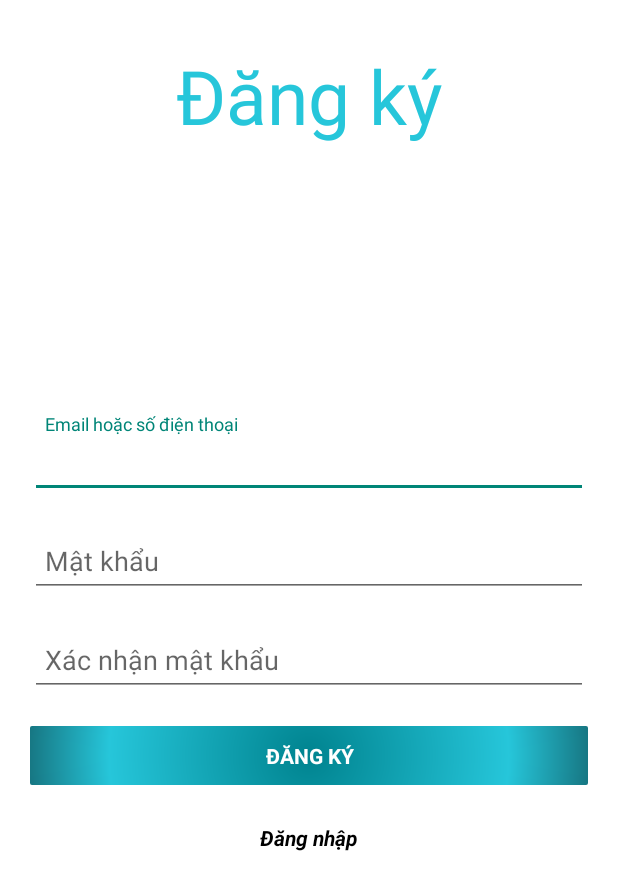
After one commit to ducbet/HI, an Android app: the RegisterActivity screen opened directly, with no data from a screen before it, on a phone screen of 412 x 824 dp. The commit adds this screen. Shown: the top 890 px of the screen. Run offline under Robolectric (Android 15) with nearby library versions, the phone set to English and light mode, and no system bars.

Commit message:
login_register

```diff
--- a/app/build.gradle
+++ b/app/build.gradle
@@ -29,4 +29,5 @@ dependencies {
     compile 'com.google.android.gms:play-services-maps:11.0.1'
     compile 'com.google.android.gms:play-services-location:11.0.1'
     compile 'com.google.maps.android:android-maps-utils:0.5+'
+    compile 'com.android.support:design:26.1.0'
 }
--- /dev/null
+++ b/app/src/main/java/com/example/tmd/hi_20172/activity/RegisterActivity.java
@@ -0,0 +1,38 @@
+package com.example.tmd.hi_20172.activity;
+
+import android.content.Intent;
+import android.support.v7.app.AppCompatActivity;
+import android.os.Bundle;
+import android.view.View;
+
+import com.example.tmd.hi_20172.R;
+import com.example.tmd.hi_20172.activity.map.MapsActivity;
+
+public class RegisterActivity extends AppCompatActivity implements View.OnClickListener {
+
+    @Override
+    protected void onCreate(Bundle savedInstanceState) {
+        super.onCreate(savedInstanceState);
+        setContentView(R.layout.activity_register);
+        setEvent();
+    }
+
+    private void setEvent() {
+        findViewById(R.id.text_view_register_from_register_act).setOnClickListener(this);
+        findViewById(R.id.text_view_login_from_register_act).setOnClickListener(this);
+    }
+
+    @Override
+    public void onClick(View view) {
+        Intent intent = null;
+        switch (view.getId()) {
+            case R.id.text_view_register_from_register_act:
+                intent = new Intent(this, MapsActivity.class);
+                startActivity(intent);
+                break;
+            case R.id.text_view_login_from_register_act:
+                finish();
+                break;
+        }
+    }
+}
--- a/app/src/main/java/com/example/tmd/hi_20172/activity/map/MapsActivity.java
+++ b/app/src/main/java/com/example/tmd/hi_20172/activity/map/MapsActivity.java
@@ -232,7 +232,7 @@ public class MapsActivity extends FragmentActivity implements OnMapReadyCallback
                 googleDirectionsUrl.append("|via:" + tree.getLatlon().latitude + "," + tree.getLatlon().longitude);
             }
         }
-        googleDirectionsUrl.append("&key=" + "AIzaSyCAcfy-02UHSu2F6WeQ1rhQhkCr51eBL9g");
+        googleDirectionsUrl.append("&key=" + getResources().getString(R.string.google_maps_key));
         Log.e("MY_TAG", "getDirectionsUrl: " + googleDirectionsUrl.toString());
         return googleDirectionsUrl.toString();
     }
@@ -241,7 +241,7 @@ public class MapsActivity extends FragmentActivity implements OnMapReadyCallback
         StringBuilder googleDirectionsUrl = new StringBuilder("https://maps.googleapis.com/maps/api/directions/json?");
         googleDirectionsUrl.append("origin=" + latitude + "," + longitude);
         googleDirectionsUrl.append("&destination=" + end_latitude + "," + end_longitude);
-        googleDirectionsUrl.append("&key=" + "AIzaSyCAcfy-02UHSu2F6WeQ1rhQhkCr51eBL9g");
+        googleDirectionsUrl.append("&key=" + getResources().getString(R.string.google_maps_key));
 
         return googleDirectionsUrl.toString();
     }
@@ -252,7 +252,7 @@ public class MapsActivity extends FragmentActivity implements OnMapReadyCallback
         googlePlacesUrl.append("&radius=" + PROXIMITY_RADIUS);
         googlePlacesUrl.append("&type=" + nearbyPlace);
         googlePlacesUrl.append("&sensor=true");
-        googlePlacesUrl.append("&key=" + "AIzaSyBj-cnmMUY21M0vnIKz0k3tD3bRdyZea-Y");
+        googlePlacesUrl.append("&key=" + getResources().getString(R.string.google_maps_key));
         Log.d("getUrl", googlePlacesUrl.toString());
         return (googlePlacesUrl.toString());
     }
--- /dev/null
+++ b/app/src/main/res/drawable/bg_gradient.xml
@@ -0,0 +1,12 @@
+<shape xmlns:android="http://schemas.android.com/apk/res/android"
+       android:shape="rectangle">
+    <gradient
+        android:centerColor="@color/colorPrimary"
+        android:endColor="@android:color/black"
+        android:gradientRadius="400"
+        android:startColor="@color/colorPrimaryDark"
+        android:type="radial">
+    </gradient>
+
+    <corners android:radius="@dimen/dp_1"/>
+</shape>
--- /dev/null
+++ b/app/src/main/res/layout/activity_register.xml
@@ -0,0 +1,116 @@
+<?xml version="1.0" encoding="utf-8"?>
+<RelativeLayout xmlns:android="http://schemas.android.com/apk/res/android"
+    xmlns:tools="http://schemas.android.com/tools"
+    android:layout_width="match_parent"
+    android:layout_height="match_parent"
+    android:background="@android:color/white"
+    tools:context=".activity.TreeDetail">
+
+    <LinearLayout
+        android:layout_width="wrap_content"
+        android:layout_height="wrap_content"
+        android:layout_alignParentTop="true"
+        android:layout_centerHorizontal="true"
+        android:layout_gravity="center"
+        android:layout_marginTop="@dimen/dp_30"
+        android:orientation="horizontal">
+
+        <TextView
+            android:layout_width="wrap_content"
+            android:layout_height="wrap_content"
+            android:text="@string/title_register"
+            android:textColor="@color/colorPrimary"
+            android:textSize="@dimen/sp_50" />
+    </LinearLayout>
+
+    <LinearLayout
+        android:layout_width="match_parent"
+        android:layout_height="wrap_content"
+        android:layout_centerInParent="true"
+        android:layout_margin="@dimen/dp_20"
+        android:orientation="vertical"
+        android:paddingTop="@dimen/dp_10"
+        android:weightSum="1">
+
+        <android.support.design.widget.TextInputLayout
+            android:layout_width="match_parent"
+            android:layout_height="wrap_content"
+            android:layout_marginTop="@dimen/dp_10">
+
+            <android.support.design.widget.TextInputEditText
+                android:layout_width="match_parent"
+                android:layout_height="wrap_content"
+                android:hint="@string/title_phone_or_email"
+                android:paddingEnd="@dimen/dp_1"
+                android:paddingLeft="@dimen/dp_10"
+                android:paddingRight="@dimen/dp_1"
+                android:paddingStart="@dimen/dp_10" />
+        </android.support.design.widget.TextInputLayout>
+
+        <android.support.design.widget.TextInputLayout
+            android:layout_width="match_parent"
+            android:layout_height="wrap_content"
+            android:layout_marginTop="@dimen/dp_10">
+
+            <android.support.design.widget.TextInputEditText
+                android:layout_width="match_parent"
+                android:layout_height="wrap_content"
+                android:hint="@string/title_pass_word"
+                android:inputType="textPassword"
+                android:paddingEnd="@dimen/dp_1"
+                android:paddingLeft="@dimen/dp_10"
+                android:paddingRight="@dimen/dp_1"
+                android:paddingStart="@dimen/dp_10" />
+        </android.support.design.widget.TextInputLayout>
+
+        <android.support.design.widget.TextInputLayout
+            android:layout_width="match_parent"
+            android:layout_height="wrap_content"
+            android:layout_marginTop="@dimen/dp_10">
+
+            <android.support.design.widget.TextInputEditText
+                android:layout_width="match_parent"
+                android:layout_height="wrap_content"
+                android:hint="@string/title_confirm_pass_word"
+                android:inputType="textPassword"
+                android:paddingEnd="@dimen/dp_1"
+                android:paddingLeft="@dimen/dp_10"
+                android:paddingRight="@dimen/dp_1"
+                android:paddingStart="@dimen/dp_10" />
+        </android.support.design.widget.TextInputLayout>
+
+        <TextView
+            android:id="@+id/text_view_register_from_register_act"
+            android:layout_width="match_parent"
+            android:layout_height="wrap_content"
+            android:layout_gravity="center"
+            android:layout_marginTop="@dimen/dp_20"
+            android:background="@drawable/bg_gradient"
+            android:gravity="center"
+            android:onClick="onClick"
+            android:padding="@dimen/dp_10"
+            android:text="@string/title_register"
+            android:textAllCaps="true"
+            android:textColor="@android:color/white"
+            android:textStyle="bold" />
+
+        <LinearLayout
+            android:layout_width="wrap_content"
+            android:layout_height="wrap_content"
+            android:layout_gravity="center"
+            android:orientation="horizontal"
+            android:paddingTop="@dimen/dp_20">
+
+            <TextView
+                android:id="@+id/text_view_login_from_register_act"
+                android:layout_width="wrap_content"
+                android:layout_height="wrap_content"
+                android:paddingTop="@dimen/dp_5"
+                android:text="@string/title_login"
+                android:textAllCaps="false"
+                android:textColor="@android:color/black"
+                android:textStyle="italic|bold" />
+
+        </LinearLayout>
+    </LinearLayout>
+</RelativeLayout>
--- a/app/src/main/res/values/colors.xml
+++ b/app/src/main/res/values/colors.xml
@@ -1,6 +1,6 @@
 <?xml version="1.0" encoding="utf-8"?>
 <resources>
-    <color name="colorPrimary">#3F51B5</color>
-    <color name="colorPrimaryDark">#303F9F</color>
-    <color name="colorAccent">#FF4081</color>
+    <color name="colorPrimary">#26C6DA</color>
+    <color name="colorPrimaryDark">#00838F</color>
+    <color name="colorAccent">#00838F</color>
 </resources>
--- /dev/null
+++ b/app/src/main/res/values/dimens.xml
@@ -0,0 +1,10 @@
+<?xml version="1.0" encoding="utf-8"?>
+<resources>
+    <dimen name="dp_30">30dp</dimen>
+    <dimen name="sp_50">50sp</dimen>
+    <dimen name="dp_20">20dp</dimen>
+    <dimen name="dp_10">10dp</dimen>
+    <dimen name="sp_15">15sp</dimen>
+    <dimen name="dp_1">1dp</dimen>
+    <dimen name="dp_5">5dp</dimen>
+</resources>
--- a/app/src/main/res/values/google_maps_api.xml
+++ b/app/src/main/res/values/google_maps_api.xml
@@ -19,5 +19,5 @@
     Once you have your key (it starts with "AIza"), replace the "google_maps_key"
     string in this file.
     -->
-    <string name="google_maps_key" templateMergeStrategy="preserve" translatable="false">AIzaSyAGQgrXyQVmDxhFZccU5w4m5RRWSKscvBI</string>
+    <string name="google_maps_key" templateMergeStrategy="preserve" translatable="false">AIzaSyDPGw_WZDeqFMGgx8zYIphhdJxe2CpllV0</string>
 </resources>
--- a/app/src/main/res/values/strings.xml
+++ b/app/src/main/res/values/strings.xml
@@ -1,3 +1,12 @@
 <resources>
     <string name="app_name">HI_20172</string>
+    <string name="title_remember_me">Tự động đăng nhập</string>
+    <string name="title_login">Đăng nhập</string>
+    <string name="title_register">Đăng ký</string>
+    <string name="title_slash">\t/\t</string>
+    <string name="action_forgot_password">Quên mật khẩu</string>
+    <string name="title_pass_word">Mật khẩu</string>
+    <string name="title_confirm_pass_word">Xác nhận mật khẩu</string>
+    <string name="title_phone_or_email">Email hoặc số điện thoại</string>
+
 </resources>
```
Also changed, not shown: app/src/main/AndroidManifest.xml (+6 -6 lines), app/src/main/java/com/example/tmd/hi_20172/MainActivity.java (deleted, +0 -13 lines), app/src/main/java/com/example/tmd/hi_20172/activity/LoginActivity.java (added, +39 -0 lines), app/src/main/res/layout/activity_login.xml (added, +126 -0 lines), app/src/main/res/layout/activity_main.xml (deleted, +0 -18 lines).
